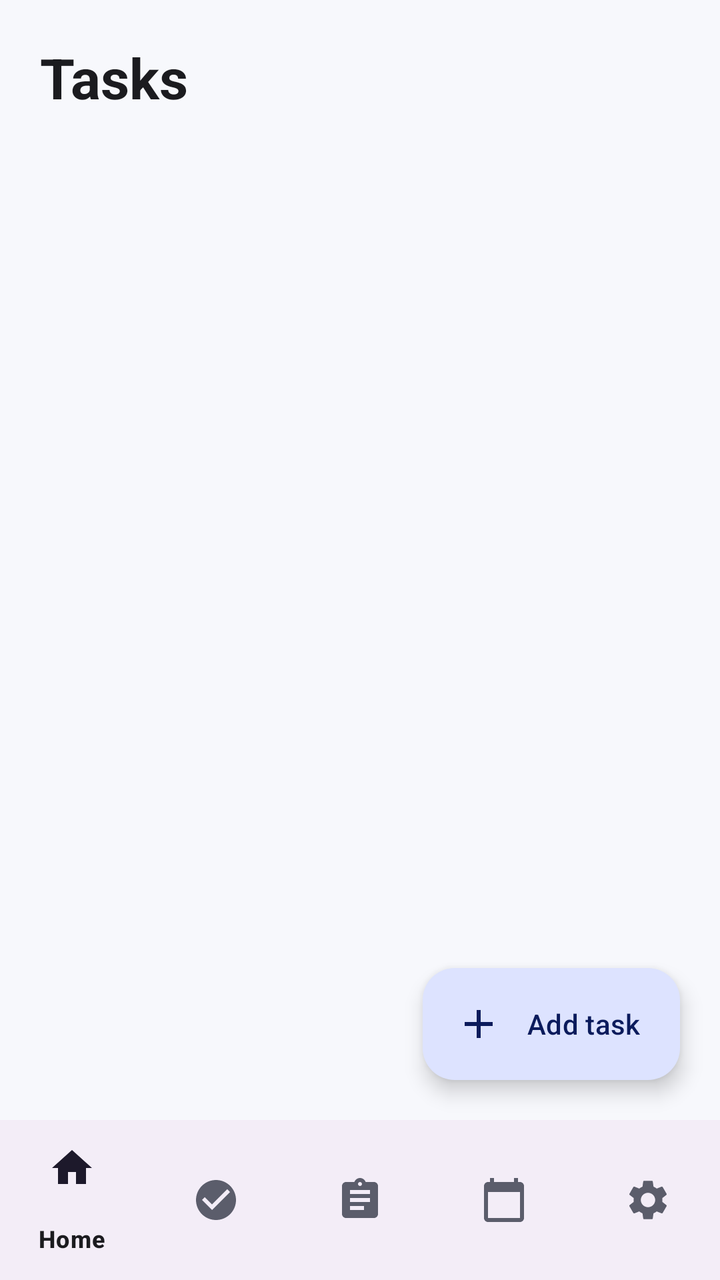
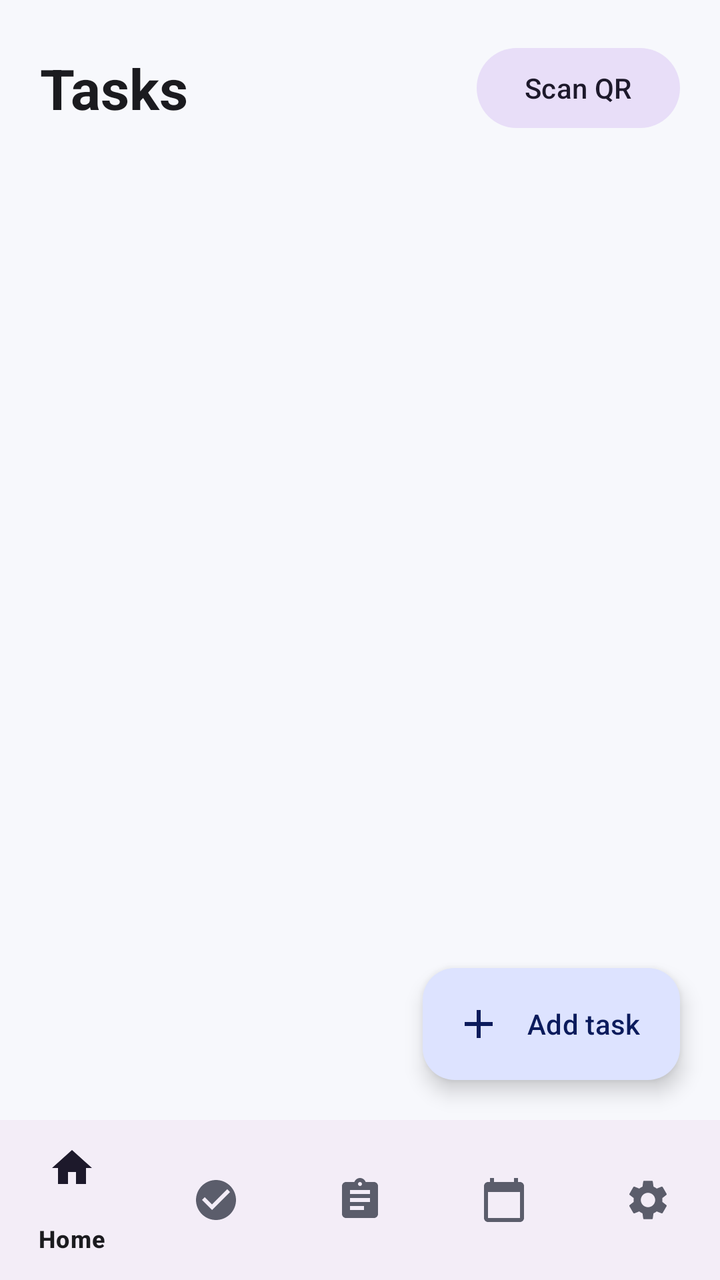

Before-and-after screenshots of an Android layout around one commit, followed by the original layout XML and the change that was made.
<!-- AndroidManifest.xml: application theme Theme.StudentPlanner -->
<!-- res/layout/activity_tasks.xml -->
<?xml version="1.0" encoding="utf-8"?>
<LinearLayout xmlns:android="http://schemas.android.com/apk/res/android"
    xmlns:app="http://schemas.android.com/apk/res-auto"
    android:layout_width="match_parent"
    android:layout_height="match_parent"
    android:background="@color/planner_background"
    android:fitsSystemWindows="true"
    android:orientation="vertical">

    <FrameLayout
        android:layout_width="match_parent"
        android:layout_height="0dp"
        android:layout_weight="1">

        <LinearLayout
            android:layout_width="match_parent"
            android:layout_height="match_parent"
            android:orientation="vertical"
            android:padding="20dp">

            <TextView
                android:layout_width="wrap_content"
                android:layout_height="wrap_content"
                android:text="@string/nav_tasks"
                android:textAppearance="?attr/textAppearanceHeadlineMedium"
                android:textColor="@color/planner_text"
                android:textStyle="bold" />

            
            <TextView
                android:id="@+id/tvEmpty"
                android:layout_width="wrap_content"
                android:layout_height="wrap_content"
                android:layout_marginTop="12dp"
                android:text="@string/tasks_empty"
                android:textColor="@color/planner_text_secondary"
                android:visibility="gone" />

            <androidx.recyclerview.widget.RecyclerView
                android:id="@+id/recyclerTasks"
                android:layout_width="match_parent"
                android:layout_height="0dp"
                android:layout_marginTop="16dp"
                android:layout_weight="1"
                android:clipToPadding="false"
                android:paddingBottom="88dp" />
        </LinearLayout>

        <com.google.android.material.floatingactionbutton.ExtendedFloatingActionButton
            android:id="@+id/fabAddTask"
            android:layout_width="wrap_content"
            android:layout_height="wrap_content"
            android:layout_gravity="bottom|end"
            android:layout_margin="20dp"
            android:text="@string/add_task"
            app:icon="@drawable/ic_add" />
    </FrameLayout>

    <com.google.android.material.bottomnavigation.BottomNavigationView
        android:id="@+id/bottomNavigation"
        android:layout_width="match_parent"
        android:layout_height="wrap_content"
        app:menu="@menu/bottom_nav_menu" />
</LinearLayout>
<!-- resources referenced by this layout -->
<resources>
  <color name="planner_background">#F7F8FC</color>
  <color name="planner_text">#1B1B1F</color>
  <color name="planner_text_secondary">#5B5D6B</color>
  <!-- drawable ic_add (drawable) -->
  <vector xmlns:android="http://schemas.android.com/apk/res/android"
      android:width="24dp" android:height="24dp"
      android:viewportWidth="24" android:viewportHeight="24"
      android:tint="?attr/colorControlNormal">
      <path android:fillColor="#000000"
          android:pathData="M19,13h-6v6h-2v-6H5v-2h6V5h2v6h6v2z" />
  </vector>
  <string name="add_task">Add task</string>
  <string name="nav_tasks">Tasks</string>
  <string name="tasks_empty">No tasks yet. Tap “Add task” to create your first one.</string>
  <style name="Theme.StudentPlanner" parent="Theme.Material3.DayNight.NoActionBar">
          <item name="colorPrimary">@color/primary</item>
          <item name="colorOnPrimary">@color/on_primary</item>
          <item name="colorPrimaryContainer">@color/primary_container</item>
          <item name="colorOnPrimaryContainer">@color/on_primary_container</item>
          <item name="colorSurface">@color/planner_surface</item>
          <item name="colorOnSurface">@color/planner_text</item>
          <item name="colorOnSurfaceVariant">@color/planner_text_secondary</item>
          <item name="android:colorBackground">@color/planner_background</item>
          <item name="android:statusBarColor">@android:color/transparent</item>
      </style>
  <color name="primary">#4F6BED</color>
  <color name="on_primary">#FFFFFF</color>
  <color name="primary_container">#DDE3FF</color>
  <color name="on_primary_container">#0B1B5C</color>
  <color name="planner_surface">#FFFFFF</color>
</resources>

<!-- the commit's change to res/layout/activity_tasks.xml (unified diff, before → after) -->
@@ -18,13 +18,28 @@
             android:orientation="vertical"
             android:padding="20dp">
 
-            <TextView
-                android:layout_width="wrap_content"
+            <LinearLayout
+                android:layout_width="match_parent"
                 android:layout_height="wrap_content"
-                android:text="@string/nav_tasks"
-                android:textAppearance="?attr/textAppearanceHeadlineMedium"
-                android:textColor="@color/planner_text"
-                android:textStyle="bold" />
+                android:gravity="center_vertical"
+                android:orientation="horizontal">
+
+                <TextView
+                    android:layout_width="0dp"
+                    android:layout_height="wrap_content"
+                    android:layout_weight="1"
+                    android:text="@string/nav_tasks"
+                    android:textAppearance="?attr/textAppearanceHeadlineMedium"
+                    android:textColor="@color/planner_text"
+                    android:textStyle="bold" />
+
+                <com.google.android.material.button.MaterialButton
+                    android:id="@+id/btnScanQr"
+                    style="@style/Widget.Material3.Button.TonalButton"
+                    android:layout_width="wrap_content"
+                    android:layout_height="wrap_content"
+                    android:text="@string/scan_qr" />
+            </LinearLayout>
 
             
             <TextView
<!-- resource entries referenced after the edit -->
@@ -13,6 +13,7 @@
   </vector>
   <string name="add_task">Add task</string>
   <string name="nav_tasks">Tasks</string>
+  <string name="scan_qr">Scan QR</string>
   <string name="tasks_empty">No tasks yet. Tap “Add task” to create your first one.</string>
   <style name="Theme.StudentPlanner" parent="Theme.Material3.DayNight.NoActionBar">
           <item name="colorPrimary">@color/primary</item>
